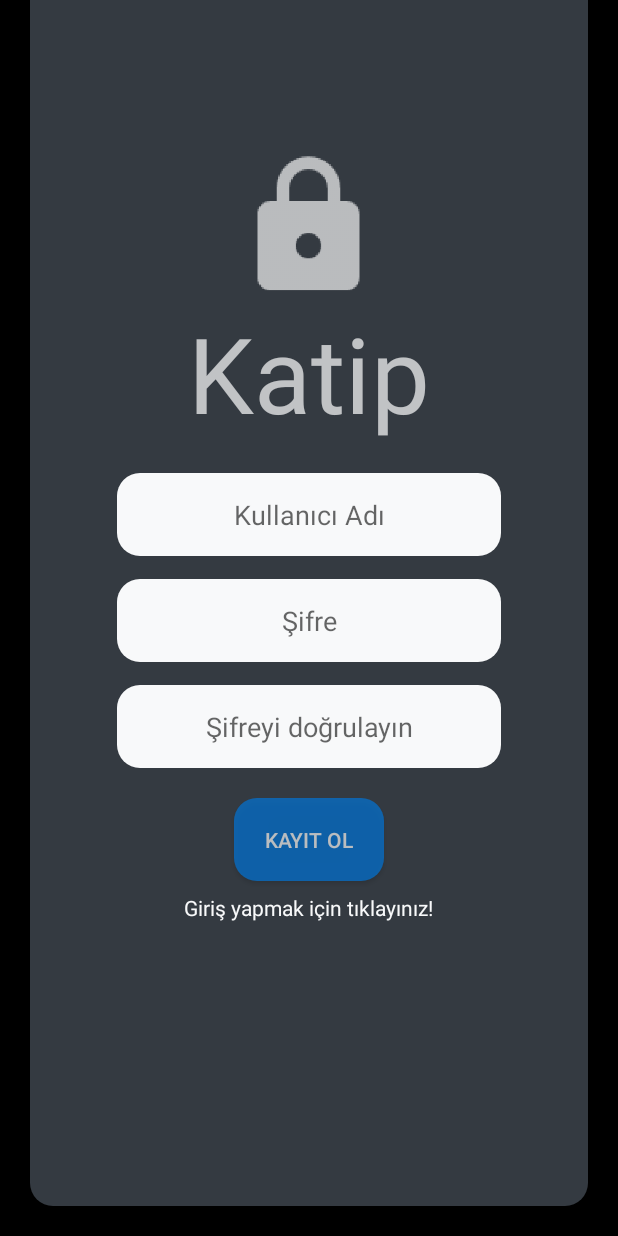
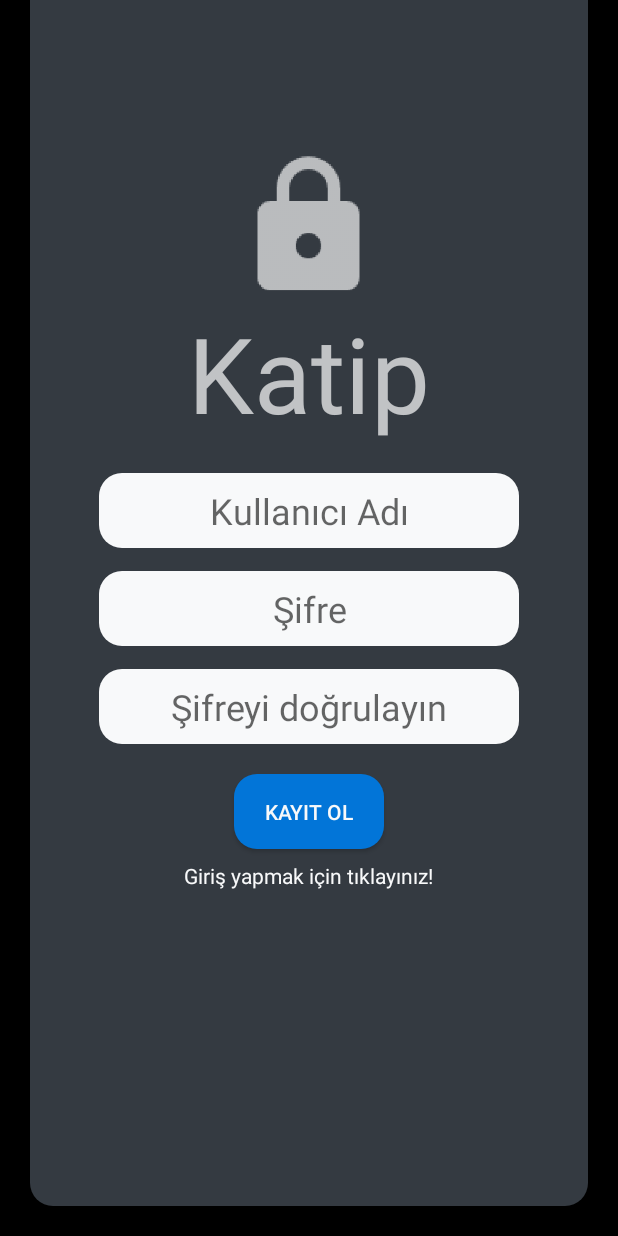
Before and after one commit to yasinHizir/Katip, an Android app: the RegisterActivity screen opened directly, with no data from a screen before it, on a phone screen of 412 x 824 dp. Run offline under Robolectric (Android 15) with nearby library versions, the phone set to English and light mode, and no system bars; Roboto replaces fonts that are not available here.

Commit message:
kucuk degisiklikler

```diff
--- a/app/src/main/res/drawable/rounded.xml
+++ b/app/src/main/res/drawable/rounded.xml
@@ -1,7 +1,6 @@
 <?xml version="1.0" encoding="utf-8"?>
 <shape xmlns:android="http://schemas.android.com/apk/res/android"
     android:shape="rectangle">
-
     <solid android:color="#f8f9fa" />
     <corners android:radius="15dp" />
 </shape>
--- a/app/src/main/res/layout/activity_register.xml
+++ b/app/src/main/res/layout/activity_register.xml
@@ -47,8 +47,8 @@
 
         <EditText
             android:id="@+id/username"
-            android:layout_width="256dp"
-            android:layout_height="55dp"
+            android:layout_width="wrap_content"
+            android:layout_height="50dp"
             android:layout_below="@id/appName"
             android:layout_centerHorizontal="true"
             android:layout_marginTop="20dp"
@@ -57,12 +57,13 @@
             android:ems="10"
             android:hint="@string/edit_text_username"
             android:inputType="text"
-            android:textAlignment="center" />
+            android:textAlignment="center"
+            android:textSize="24sp" />
 
         <EditText
             android:id="@+id/password"
-            android:layout_width="256dp"
-            android:layout_height="55dp"
+            android:layout_width="wrap_content"
+            android:layout_height="50dp"
             android:layout_below="@id/username"
             android:layout_centerHorizontal="true"
             android:layout_marginTop="15dp"
@@ -72,12 +73,13 @@
             android:hint="@string/edit_text_password"
             android:inputType="textPassword"
             android:maxLength="10"
-            android:textAlignment="center" />
+            android:textAlignment="center"
+            android:textSize="24sp" />
 
         <EditText
             android:id="@+id/passwordVerify"
-            android:layout_width="256dp"
-            android:layout_height="55dp"
+            android:layout_width="wrap_content"
+            android:layout_height="50dp"
             android:layout_below="@id/password"
             android:layout_centerHorizontal="true"
             android:layout_marginTop="15dp"
@@ -87,16 +89,16 @@
             android:hint="@string/edit_text_verify_password"
             android:inputType="textPassword"
             android:maxLength="10"
-            android:textAlignment="center" />
+            android:textAlignment="center"
+            android:textSize="24sp" />
 
         <Button
             android:id="@+id/register"
             android:layout_width="100dp"
-            android:layout_height="55dp"
+            android:layout_height="50dp"
             android:layout_below="@id/passwordVerify"
             android:layout_centerHorizontal="true"
             android:layout_marginTop="20dp"
-            android:alpha=".7"
             android:background="@drawable/rounded"
             android:backgroundTint="@color/primary"
             android:onClick="register"
--- a/app/src/main/res/layout/fragment_chat_adder.xml
+++ b/app/src/main/res/layout/fragment_chat_adder.xml
@@ -39,7 +39,9 @@
         android:layout_alignParentEnd="true"
         android:layout_marginTop="16dp"
         android:background="@drawable/rounded"
-        android:text="@string/create" />
+        android:backgroundTint="@color/primary"
+        android:text="@string/create"
+        android:textColor="@color/light" />
 
 
 </RelativeLayout>
```
Also changed, not shown: app/src/main/res/layout/activity_login.xml (+9 -7 lines).
